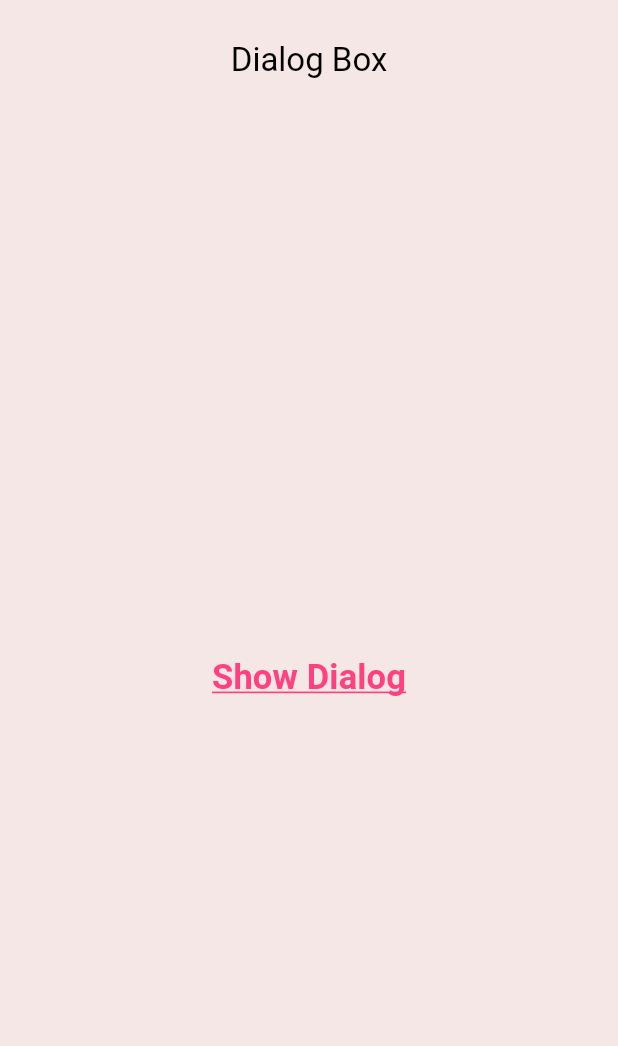
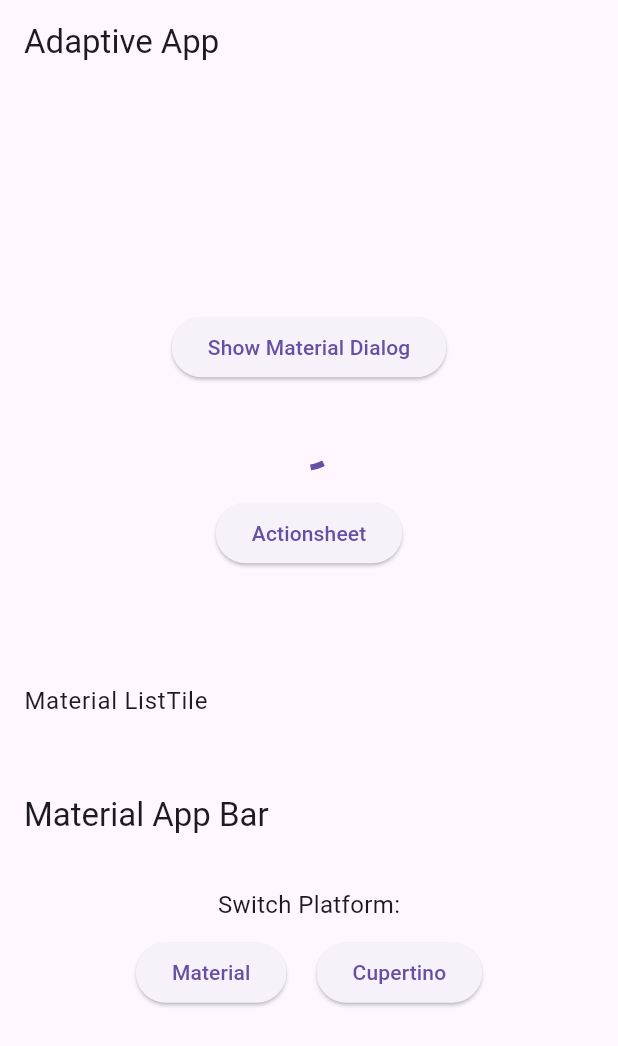
Before and after one commit to MEeTpanchal1222/advence_flutter_ch_2, a Flutter app: the screen it shows after launch, on a phone screen of 412 x 824 dp. Shown: the top 1046 px of the screen. Run offline on Flutter 3.47's test engine with Material 3 defaults, Android fonts, the phone set to English and light mode, and no system bars.

Commit message:
ram  ram

```diff
--- a/lib/2_1/date_picker/android/ui_screen_1.dart
+++ b/lib/2_1/date_picker/android/ui_screen_1.dart
@@ -10,6 +10,8 @@ class datepicker extends StatefulWidget {
 }
 
 class _datepickerState extends State<datepicker> {
+  get select => null;
+
   @override
   Widget build(BuildContext context) {
     return Scaffold(
@@ -21,6 +23,7 @@ class _datepickerState extends State<datepicker> {
           mainAxisAlignment: MainAxisAlignment.center,
           crossAxisAlignment: CrossAxisAlignment.center,
           children: [
+            Text("$select as string"),
             IconButton(onPressed: () async {
               DateTime select = await showDatePicker(context: context,
                   initialDate: DateTime.now(),
--- /dev/null
+++ b/lib/2_2/CupertinoAlertDialog/swiach_Alertdialog.dart
@@ -0,0 +1,205 @@
+import 'package:flutter/cupertino.dart';
+import 'package:flutter/material.dart';
+import 'package:provider/provider.dart';
+
+import '../provider/provider.dart';
+
+class swicth extends StatelessWidget {
+  @override
+  Widget build(BuildContext context) {
+    return Scaffold(
+      appBar: AppBar(
+        title: Text('Adaptive App'),
+      ),
+      body: Center(
+        child: Column(
+          mainAxisAlignment: MainAxisAlignment.center,
+          children: <Widget>[
+            PlatformProvider.platform == 'ios'?
+            CupertinoButton(
+              child: Text('Show Cupertino Alert'),
+              onPressed: () {
+                showCupertinoDialog(
+                  context: context,
+                  builder: (context) => CupertinoAlertDialog(
+                    title: Text('Cupertino Alert'),
+                    content: Text('This is a Cupertino Alert!'),
+                    actions: <Widget>[
+                      CupertinoDialogAction(
+                        child: Text('OK'),
+                        onPressed: () {
+                          Navigator.of(context).pop();
+                        },
+                      ),
+                    ],
+                  ),
+                );
+              },
+            ):ElevatedButton(
+          child: Text('Show Material Dialog'),
+          onPressed: () {
+            showDialog(
+              context: context,
+              builder: (context) => AlertDialog(
+                title: Text('Material Alert'),
+                content: Text('This is a Material Alert!'),
+                actions: <Widget>[
+                  TextButton(
+                    child: Text('OK'),
+                    onPressed: () {
+                      Navigator.of(context).pop();
+                    },
+                  ),
+                ],
+              ),
+            );
+          },
+        ),
+            SizedBox(height: 20),
+            PlatformProvider.platform == 'ios'
+                ? CupertinoActivityIndicator()
+                : CircularProgressIndicator(),
+            SizedBox(height: 20),
+            PlatformProvider.platform == 'ios'
+                ? CupertinoButton(
+              child: Text('Actionsheet'),
+              onPressed:() =>
+              CupertinoActionSheet(
+                                actions: <Widget>[
+                  CupertinoActionSheetAction(
+                    child: Text('Option 1'),
+                    onPressed: () {
+                      // Add your action here
+                    },
+                  ),
+                  CupertinoActionSheetAction(
+                    child: Text('Option 2'),
+                    onPressed: () {
+                      // Add your action here
+                    },
+                  ),
+                                ],
+                                cancelButton: CupertinoActionSheetAction(
+                  child: Text('Cancel'),
+                  onPressed: () {
+                    Navigator.of(context).pop();
+                  },
+                                ),
+                              ),
+                )
+                :
+            ElevatedButton(
+              child: Text('Actionsheet'),
+              onPressed: () => Visibility(
+                visible:PlatformProvider.isactionsheet,
+                child: AlertDialog(
+                  title: Text('Material Action Sheet'),
+                  content: Text('This is a Material Action Sheet!'),
+                  actions: <Widget>[
+                    TextButton(
+                      child: Text('Option 1'),
+                      onPressed: () {
+                        // Add your action here
+                      },
+                    ),
+                    TextButton(
+                      child: Text('Option 2'),
+                      onPressed: () {
+                        // Add your action here
+                      },
+                    ),
+                    TextButton(
+                      child: Text('Cancel'),
+                      onPressed: () {
+                        Navigator.of(context).pop();
+                      },
+                    ),
+                  ],
+                ),
+              ),
+            ),
+            SizedBox(height: 20),
+            PlatformProvider.platform == 'ios'
+                ? CupertinoDatePicker(
+              mode: CupertinoDatePickerMode.date,
+              initialDateTime: DateTime.now(),
+              onDateTimeChanged: (DateTime newDateTime) {
+                // Do something with the new date
+              },
+            )
+                : Container(),
+            SizedBox(height: 20),
+            PlatformProvider.platform == 'ios'
+                ? CupertinoTimerPicker(
+              mode: CupertinoTimerPickerMode.hms,
+              onTimerDurationChanged: (Duration value) {
+
+              },
+
+            )
+                : Container(),
+            SizedBox(height: 20),
+            PlatformProvider.platform == 'ios'
+                ? CupertinoListTile(
+              title: Text('Cupertino ListTile'),
+              onTap: () {
+                // Add your onTap action here
+              },
+            )
+                : ListTile(
+              title: Text('Material ListTile'),
+              onTap: () {
+                // Add your onTap action here
+              },
+            ),
+            SizedBox(height: 20),
+            PlatformProvider.platform == 'ios'
+                ? CupertinoNavigationBar(
+              middle: Text('Cupertino Navigation Bar'),
+            )
+                : AppBar(
+              title: Text('Material App Bar'),
+            ),
+            SizedBox(height: 20),
+            PlatformSwitcher(),
+          ],
+        ),
+      ),
+    );
+  }
+}
+
+class PlatformSwitcher extends StatelessWidget {
+  @override
+  Widget build(BuildContext context) {
+    return Column(
+      children: [
+        Text(
+          'Switch Platform:',
+          style: TextStyle(fontSize: 16),
+        ),
+        SizedBox(height: 10),
+        Row(
+          mainAxisAlignment: MainAxisAlignment.center,
+          children: [
+            ElevatedButton(
+              onPressed: () {
+                Provider.of<PlatformProvider>(context, listen: false)
+                    .setandriod();
+              },
+              child: Text('Material'),
+            ),
+            SizedBox(width: 20),
+            ElevatedButton(
+              onPressed: () {
+                Provider.of<PlatformProvider>(context, listen: false)
+                    .setios();
+              },
+              child: Text('Cupertino'),
+            ),
+          ],
+        ),
+      ],
+    );
+  }
+}
--- /dev/null
+++ b/lib/2_2/adptive_widget/adptive.dart
@@ -0,0 +1,40 @@
+import 'package:flutter/cupertino.dart';
+import 'package:flutter/material.dart';
+import 'package:provider/provider.dart';
+
+import '../CupertinoAlertDialog/swiach_Alertdialog.dart';
+import '../provider/provider.dart';
+
+class adptive extends StatelessWidget {
+  const adptive({super.key});
+
+  @override
+  Widget build(BuildContext context) {
+    return  MultiProvider(
+      providers: [
+        ChangeNotifierProvider(
+          create: (context) => PlatformProvider(),
+        )
+      ],
+      child:
+      PlatformProvider.platform == 'ios'
+          ?
+      CupertinoApp(
+        debugShowCheckedModeBanner: false,
+        title: 'Adaptive App',
+        home: swicth(),
+        theme: CupertinoThemeData(
+          primaryColor: Colors.blue,
+        ),
+      )
+          : MaterialApp(
+        debugShowCheckedModeBanner: false,
+        title: 'Adaptive App',
+        home: swicth(),
+        theme: ThemeData(
+          primarySwatch: Colors.blue,
+        ),
+      ),
+    );
+  }
+}
--- /dev/null
+++ b/lib/2_2/provider/provider.dart
@@ -0,0 +1,18 @@
+import 'dart:io';
+
+import 'package:flutter/cupertino.dart';
+
+class PlatformProvider extends ChangeNotifier {
+  static String platform = Platform.operatingSystem;
+  static bool isactionsheet = false;
+
+
+  void setios() {
+    platform = 'ios';
+    notifyListeners();
+  }
+  void setandriod() {
+    platform = 'andriod';
+    notifyListeners();
+  }
+}
--- a/lib/main.dart
+++ b/lib/main.dart
@@ -11,9 +11,11 @@ import '2_1/dialog_box/andriod/view/dialoge_box.dart';
 import '2_1/time_picker/andriod/ui_screen_2.dart';
 import '2_1/time_picker/ios/provider/provider_for_time_picker.dart';
 import '2_1/time_picker/ios/view/ios_time_picker.dart';
+import '2_2/adptive_widget/adptive.dart';
+
 
 void main() {
-  runApp(const MyApp());
+  runApp( adptive());
 }
 
 class MyApp extends StatelessWidget {
@@ -29,7 +31,7 @@ class MyApp extends StatelessWidget {
          ),
         ChangeNotifierProvider(
           create: (context) => IosTimeProvider(),
-        )
+        ),
       ],
 
       child: MaterialApp(
```
